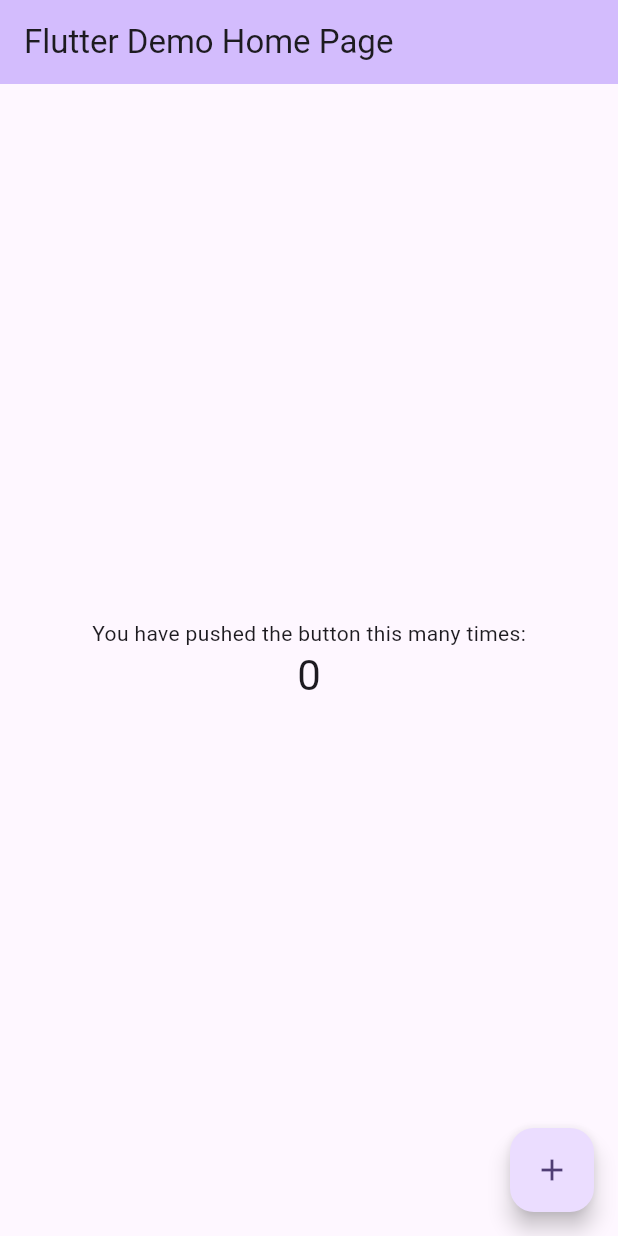
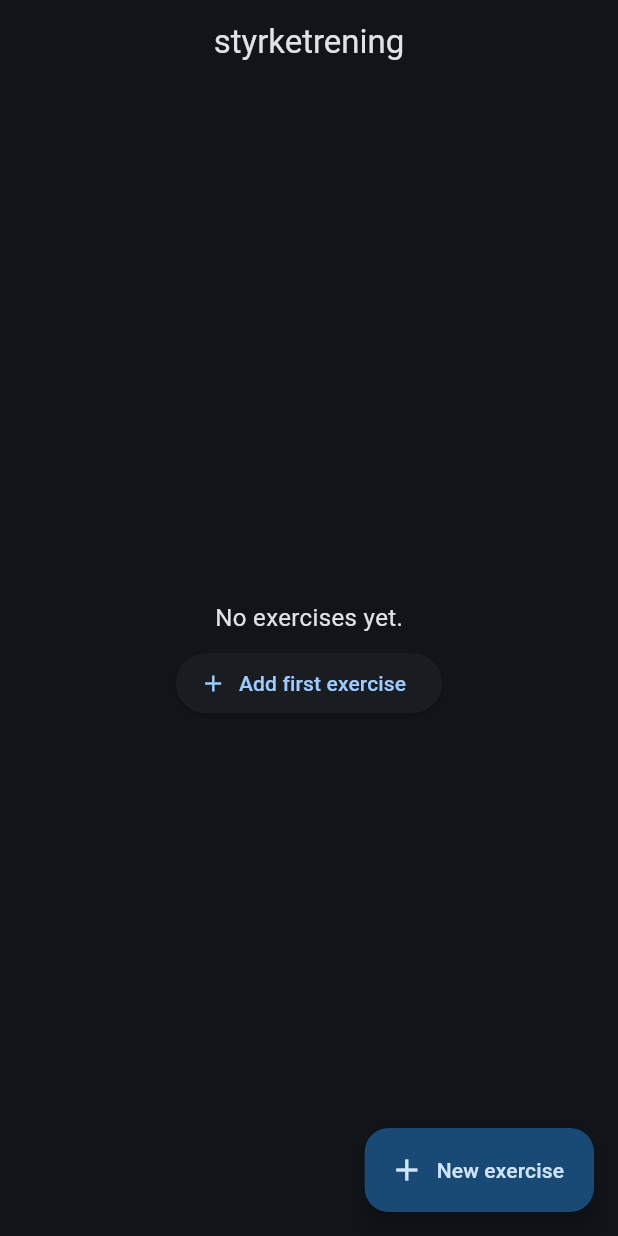
Before and after one commit to BerntLR/styrketrening, a Flutter app: the screen it shows after launch, on a phone screen of 412 x 824 dp. Run offline on Flutter 3.47's test engine with Material 3 defaults, Android fonts, the phone set to English and light mode, and no system bars; our stand-ins replace shared_preferences.

Commit message:
steg 2: ovelsesliste og administrasjon

```diff
--- a/lib/main.dart
+++ b/lib/main.dart
@@ -1,122 +1,25 @@
 import 'package:flutter/material.dart';
 
+import 'pages/exercise_list_page.dart';
+
 void main() {
-  runApp(const MyApp());
+  runApp(const StyrketreningApp());
 }
 
-class MyApp extends StatelessWidget {
-  const MyApp({super.key});
+class StyrketreningApp extends StatelessWidget {
+  const StyrketreningApp({super.key});
 
-  // This widget is the root of your application.
   @override
   Widget build(BuildContext context) {
     return MaterialApp(
-      title: 'Flutter Demo',
+      title: 'styrketrening',
+      debugShowCheckedModeBanner: false,
       theme: ThemeData(
-        // This is the theme of your application.
-        //
-        // TRY THIS: Try running your application with "flutter run". You'll see
-        // the application has a purple toolbar. Then, without quitting the app,
-        // try changing the seedColor in the colorScheme below to Colors.green
-        // and then invoke "hot reload" (save your changes or press the "hot
-        // reload" button in a Flutter-supported IDE, or press "r" if you used
-        // the command line to start the app).
-        //
-        // Notice that the counter didn't reset back to zero; the application
-        // state is not lost during the reload. To reset the state, use hot
-        // restart instead.
-        //
-        // This works for code too, not just values: Most code changes can be
-        // tested with just a hot reload.
-        colorScheme: ColorScheme.fromSeed(seedColor: Colors.deepPurple),
+        useMaterial3: true,
+        colorSchemeSeed: Colors.blue,
+        brightness: Brightness.dark,
       ),
-      home: const MyHomePage(title: 'Flutter Demo Home Page'),
+      home: const ExerciseListPage(),
     );
   }
 }
-
-class MyHomePage extends StatefulWidget {
-  const MyHomePage({super.key, required this.title});
-
-  // This widget is the home page of your application. It is stateful, meaning
-  // that it has a State object (defined below) that contains fields that affect
-  // how it looks.
-
-  // This class is the configuration for the state. It holds the values (in this
-  // case the title) provided by the parent (in this case the App widget) and
-  // used by the build method of the State. Fields in a Widget subclass are
-  // always marked "final".
-
-  final String title;
-
-  @override
-  State<MyHomePage> createState() => _MyHomePageState();
-}
-
-class _MyHomePageState extends State<MyHomePage> {
-  int _counter = 0;
-
-  void _incrementCounter() {
-    setState(() {
-      // This call to setState tells the Flutter framework that something has
-      // changed in this State, which causes it to rerun the build method below
-      // so that the display can reflect the updated values. If we changed
-      // _counter without calling setState(), then the build method would not be
-      // called again, and so nothing would appear to happen.
-      _counter++;
-    });
-  }
-
-  @override
-  Widget build(BuildContext context) {
-    // This method is rerun every time setState is called, for instance as done
-    // by the _incrementCounter method above.
-    //
-    // The Flutter framework has been optimized to make rerunning build methods
-    // fast, so that you can just rebuild anything that needs updating rather
-    // than having to individually change instances of widgets.
-    return Scaffold(
-      appBar: AppBar(
-        // TRY THIS: Try changing the color here to a specific color (to
-        // Colors.amber, perhaps?) and trigger a hot reload to see the AppBar
-        // change color while the other colors stay the same.
-        backgroundColor: Theme.of(context).colorScheme.inversePrimary,
-        // Here we take the value from the MyHomePage object that was created by
-        // the App.build method, and use it to set our appbar title.
-        title: Text(widget.title),
-      ),
-      body: Center(
-        // Center is a layout widget. It takes a single child and positions it
-        // in the middle of the parent.
-        child: Column(
-          // Column is also a layout widget. It takes a list of children and
-          // arranges them vertically. By default, it sizes itself to fit its
-          // children horizontally, and tries to be as tall as its parent.
-          //
-          // Column has various properties to control how it sizes itself and
-          // how it positions its children. Here we use mainAxisAlignment to
-          // center the children vertically; the main axis here is the vertical
-          // axis because Columns are vertical (the cross axis would be
-          // horizontal).
-          //
-          // TRY THIS: Invoke "debug painting" (choose the "Toggle Debug Paint"
-          // action in the IDE, or press "p" in the console), to see the
-          // wireframe for each widget.
-          mainAxisAlignment: MainAxisAlignment.center,
-          children: <Widget>[
-            const Text('You have pushed the button this many times:'),
-            Text(
-              '$_counter',
-              style: Theme.of(context).textTheme.headlineMedium,
-            ),
-          ],
-        ),
-      ),
-      floatingActionButton: FloatingActionButton(
-        onPressed: _incrementCounter,
-        tooltip: 'Increment',
-        child: const Icon(Icons.add),
-      ), // This trailing comma makes auto-formatting nicer for build methods.
-    );
-  }
-}
--- /dev/null
+++ b/lib/pages/exercise_list_page.dart
@@ -0,0 +1,200 @@
+import 'package:flutter/material.dart';
+
+import '../models/training_models.dart';
+import '../services/training_storage_service.dart';
+
+class ExerciseListPage extends StatefulWidget {
+  const ExerciseListPage({super.key});
+
+  @override
+  State<ExerciseListPage> createState() => _ExerciseListPageState();
+}
+
+class _ExerciseListPageState extends State<ExerciseListPage> {
+  final TrainingStorageService _storage = TrainingStorageService();
+  List<Exercise> _exercises = [];
+  bool _isLoading = true;
+
+  @override
+  void initState() {
+    super.initState();
+    _loadExercises();
+  }
+
+  Future<void> _loadExercises() async {
+    setState(() {
+      _isLoading = true;
+    });
+
+    final exercises = await _storage.loadExercises();
+
+    setState(() {
+      _exercises = exercises;
+      _isLoading = false;
+    });
+  }
+
+  Future<void> _showExerciseDialog({Exercise? exercise}) async {
+    final isEditing = exercise != null;
+    final controller = TextEditingController(text: exercise?.name ?? '');
+
+    final result = await showDialog<String>(
+      context: context,
+      builder: (context) {
+        return AlertDialog(
+          title: Text(isEditing ? 'Edit exercise' : 'New exercise'),
+          content: TextField(
+            controller: controller,
+            autofocus: true,
+            decoration: const InputDecoration(
+              labelText: 'Exercise name',
+            ),
+          ),
+          actions: [
+            TextButton(
+              onPressed: () {
+                Navigator.of(context).pop(null);
+              },
+              child: const Text('Cancel'),
+            ),
+            ElevatedButton(
+              onPressed: () {
+                final name = controller.text.trim();
+                if (name.isEmpty) {
+                  return;
+                }
+                Navigator.of(context).pop(name);
+              },
+              child: Text(isEditing ? 'Save' : 'Add'),
+            ),
+          ],
+        );
+      },
+    );
+
+    if (result == null) {
+      return;
+    }
+
+    if (isEditing) {
+      final updated = Exercise(id: exercise!.id, name: result);
+      await _storage.updateExercise(updated);
+    } else {
+      await _storage.addExercise(result);
+    }
+
+    await _loadExercises();
+  }
+
+  Future<void> _confirmDeleteExercise(Exercise exercise) async {
+    final confirm = await showDialog<bool>(
+      context: context,
+      builder: (context) {
+        return AlertDialog(
+          title: const Text('Delete exercise'),
+          content: Text(
+            'Are you sure you want to delete "${exercise.name}"?\n\n'
+            'All sessions for this exercise will also be removed.',
+          ),
+          actions: [
+            TextButton(
+              onPressed: () => Navigator.of(context).pop(false),
+              child: const Text('Cancel'),
+            ),
+            ElevatedButton(
+              onPressed: () => Navigator.of(context).pop(true),
+              child: const Text('Delete'),
+            ),
+          ],
+        );
+      },
+    );
+
+    if (confirm != true) {
+      return;
+    }
+
+    await _storage.deleteExercise(exercise.id);
+    await _loadExercises();
+  }
+
+  Widget _buildBody() {
+    if (_isLoading) {
+      return const Center(
+        child: CircularProgressIndicator(),
+      );
+    }
+
+    if (_exercises.isEmpty) {
+      return Center(
+        child: Column(
+          mainAxisSize: MainAxisSize.min,
+          children: [
+            const Text(
+              'No exercises yet.',
+              style: TextStyle(fontSize: 16),
+            ),
+            const SizedBox(height: 8),
+            ElevatedButton.icon(
+              onPressed: () => _showExerciseDialog(),
+              icon: const Icon(Icons.add),
+              label: const Text('Add first exercise'),
+            ),
+          ],
+        ),
+      );
+    }
+
+    return RefreshIndicator(
+      onRefresh: _loadExercises,
+      child: ListView.builder(
+        itemCount: _exercises.length,
+        itemBuilder: (context, index) {
+          final exercise = _exercises[index];
+
+          return ListTile(
+            title: Text(exercise.name),
+            subtitle: const Text(
+              'Last session and sets will be shown here later',
+            ),
+            onTap: () {
+              // Her kommer vi senere til å åpne detaljsiden for øvelsen
+              // (med forrige økt, nye sett osv.)
+            },
+            trailing: Row(
+              mainAxisSize: MainAxisSize.min,
+              children: [
+                IconButton(
+                  tooltip: 'Edit',
+                  icon: const Icon(Icons.edit),
+                  onPressed: () => _showExerciseDialog(exercise: exercise),
+                ),
+                IconButton(
+                  tooltip: 'Delete',
+                  icon: const Icon(Icons.delete),
+                  onPressed: () => _confirmDeleteExercise(exercise),
+                ),
+              ],
+            ),
+          );
+        },
+      ),
+    );
+  }
+
+  @override
+  Widget build(BuildContext context) {
+    return Scaffold(
+      appBar: AppBar(
+        title: const Text('styrketrening'),
+        centerTitle: true,
+      ),
+      body: _buildBody(),
+      floatingActionButton: FloatingActionButton.extended(
+        onPressed: () => _showExerciseDialog(),
+        icon: const Icon(Icons.add),
+        label: const Text('New exercise'),
+      ),
+    );
+  }
+}
```
